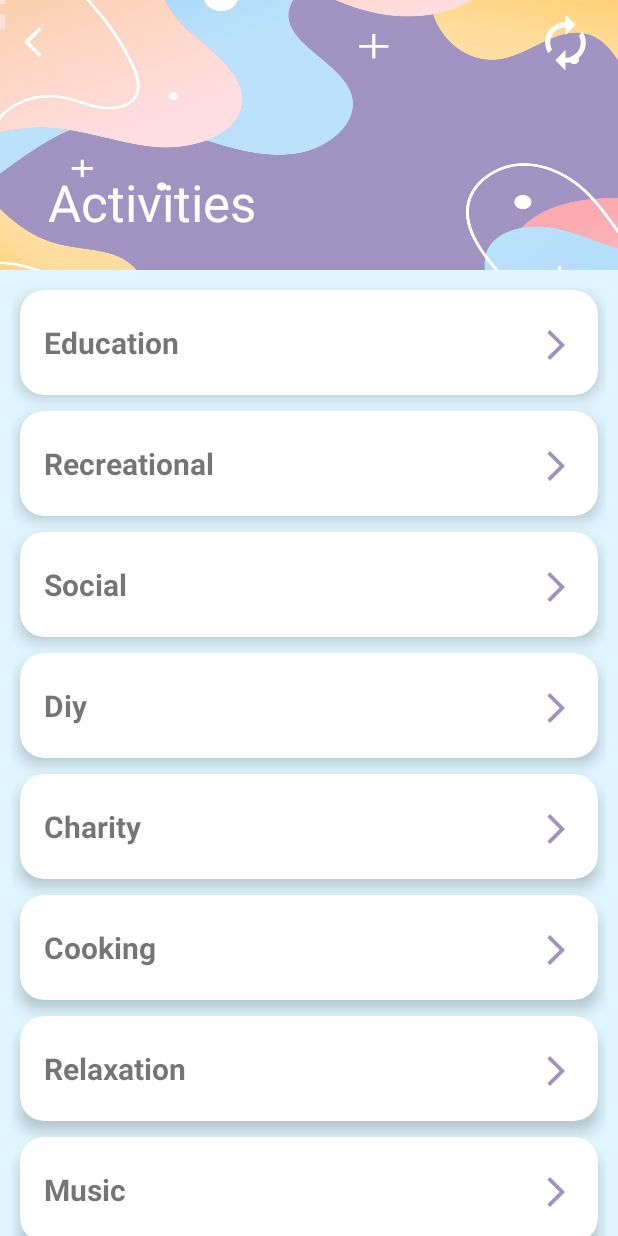
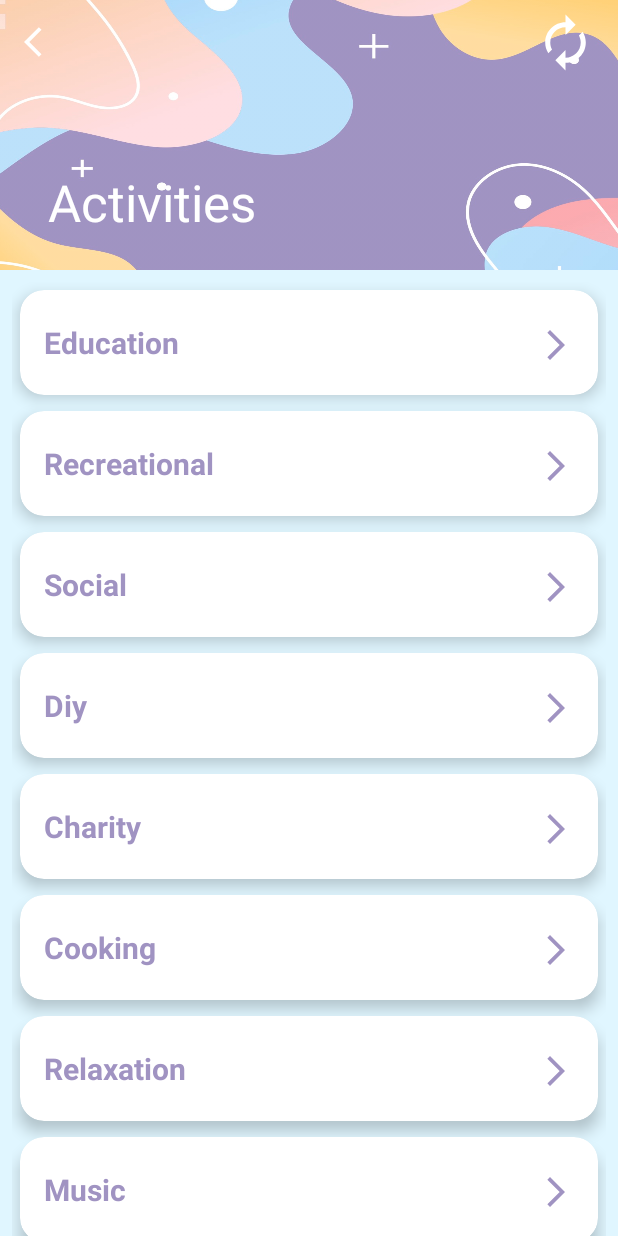
Before and after one commit to FranGautero-Meli/AlkeDogs, an Android app: the TypesActivity screen opened directly, with no data from a screen before it, on a phone screen of 412 x 824 dp. Run offline under Robolectric (Android 15) with nearby library versions, the phone set to English and light mode, and no system bars.

Commit message:
night style removed

```diff
--- a/app/src/main/res/layout/activity_main.xml
+++ b/app/src/main/res/layout/activity_main.xml
@@ -74,6 +74,7 @@
         app:boxStrokeWidth="0dp"
         app:boxStrokeWidthFocused="0dp"
         app:hintEnabled="true"
+        android:backgroundTint="@android:color/white"
         app:layout_constraintEnd_toEndOf="parent"
         app:layout_constraintStart_toStartOf="parent"
         app:layout_constraintTop_toBottomOf="@+id/textViewParticipants">
@@ -84,6 +85,7 @@
             android:layout_width="match_parent"
             android:layout_height="wrap_content"
             android:inputType="number"
+            android:backgroundTint="@android:color/white"
             android:shadowColor="@color/black"
             android:textColor="#000000"
             app:layout_constraintEnd_toEndOf="parent" />
@@ -95,6 +97,7 @@
         android:layout_height="55dp"
         android:backgroundTint="@android:color/white"
         android:text="@string/start"
+        app:backgroundTint="@android:color/white"
         android:textAlignment="center"
         android:textColor="@color/purple_200"
         android:textStyle="bold"
--- a/app/src/main/res/layout/activity_result.xml
+++ b/app/src/main/res/layout/activity_result.xml
@@ -58,6 +58,8 @@
         android:layout_height="wrap_content"
         android:layout_margin="16dp"
         app:cardCornerRadius="20dp"
+        android:backgroundTint="@android:color/white"
+        android:background="@android:color/white"
         app:cardUseCompatPadding="true"
         app:layout_constraintBottom_toTopOf="@+id/btnTryAnother"
         app:layout_constraintEnd_toEndOf="parent"
@@ -226,6 +228,7 @@
         android:textAlignment="center"
         android:textColor="@color/purple_200"
         android:textStyle="bold"
+        app:backgroundTint="@android:color/white"
         app:layout_constraintBottom_toBottomOf="parent"
         app:layout_constraintEnd_toEndOf="parent"
         app:layout_constraintStart_toStartOf="parent"
--- a/app/src/main/res/layout/activity_terms_and_conditions.xml
+++ b/app/src/main/res/layout/activity_terms_and_conditions.xml
@@ -4,11 +4,13 @@
     xmlns:tools="http://schemas.android.com/tools"
     android:layout_width="match_parent"
     android:layout_height="match_parent"
+    android:background="@android:color/white"
     tools:context=".ui.TermsAndConditionsActivity">
 
     <com.google.android.material.appbar.AppBarLayout
         android:layout_width="match_parent"
         android:layout_height="220dp"
+        android:background="@android:color/white"
         android:fitsSystemWindows="true">
 
         <com.google.android.material.appbar.CollapsingToolbarLayout
--- a/app/src/main/res/layout/card_view_design.xml
+++ b/app/src/main/res/layout/card_view_design.xml
@@ -5,6 +5,8 @@
     android:layout_width="match_parent"
     android:layout_height="70dp"
     android:layout_margin="5dp"
+    android:backgroundTint="@android:color/white"
+    android:background="@android:color/white"
     android:layout_marginStart="50dp"
     android:layout_marginTop="10dp"
     app:cardCornerRadius="16dp"
@@ -20,6 +22,7 @@
             android:layout_height="wrap_content"
             android:layout_marginStart="16dp"
             android:text="@string/category"
+            android:textColor="@color/purple_200"
             android:textSize="20sp"
             android:textStyle="bold"
             app:layout_constraintBottom_toBottomOf="parent"
```
